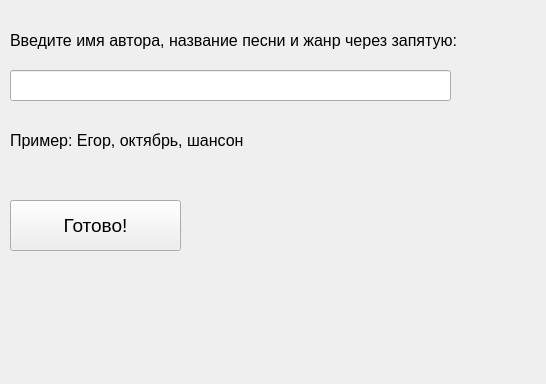
First picture: the form in ui_files/song.ui, repository Argorp/AudioPlayer, before the edit.
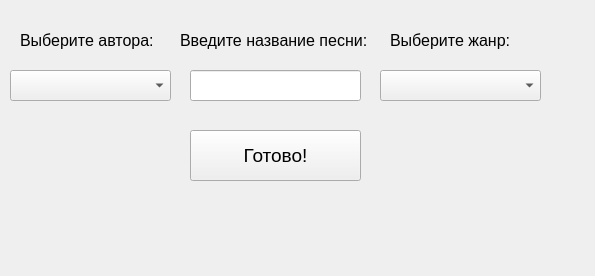
Second picture: the form after the edit.

Commit message: Переделал интерфейс

What changed in the file:
```diff
--- a/ui_files/song.ui
+++ b/ui_files/song.ui
@@ -6,8 +6,8 @@
    <rect>
     <x>0</x>
     <y>0</y>
-    <width>546</width>
-    <height>384</height>
+    <width>595</width>
+    <height>276</height>
    </rect>
   </property>
   <property name="windowTitle">
@@ -16,9 +16,9 @@
   <widget class="QLabel" name="label">
    <property name="geometry">
     <rect>
-     <x>10</x>
+     <x>180</x>
      <y>20</y>
-     <width>501</width>
+     <width>191</width>
      <height>41</height>
     </rect>
    </property>
@@ -28,15 +28,15 @@
     </font>
    </property>
    <property name="text">
-    <string>Введите имя автора, название песни и жанр через запятую:</string>
+    <string>Введите название песни:</string>
    </property>
   </widget>
   <widget class="QLineEdit" name="lineEdit">
    <property name="geometry">
     <rect>
-     <x>10</x>
+     <x>190</x>
      <y>70</y>
-     <width>441</width>
+     <width>171</width>
      <height>31</height>
     </rect>
    </property>
@@ -44,8 +44,8 @@
   <widget class="QPushButton" name="pushButton">
    <property name="geometry">
     <rect>
-     <x>10</x>
-     <y>200</y>
+     <x>190</x>
+     <y>130</y>
      <width>171</width>
      <height>51</height>
     </rect>
@@ -62,19 +62,57 @@
   <widget class="QLabel" name="label_2">
    <property name="geometry">
     <rect>
+     <x>20</x>
+     <y>20</y>
+     <width>141</width>
+     <height>41</height>
+    </rect>
+   </property>
+   <property name="font">
+    <font>
+     <pointsize>12</pointsize>
+    </font>
+   </property>
+   <property name="text">
+    <string>Выберите автора:</string>
+   </property>
+  </widget>
+  <widget class="QLabel" name="label_3">
+   <property name="geometry">
+    <rect>
+     <x>390</x>
+     <y>20</y>
+     <width>131</width>
+     <height>41</height>
+    </rect>
+   </property>
+   <property name="font">
+    <font>
+     <pointsize>12</pointsize>
+    </font>
+   </property>
+   <property name="text">
+    <string>Выберите жанр:</string>
+   </property>
+  </widget>
+  <widget class="QComboBox" name="aut_box">
+   <property name="geometry">
+    <rect>
      <x>10</x>
-     <y>120</y>
-     <width>251</width>
-     <height>41</height>
+     <y>70</y>
+     <width>161</width>
+     <height>31</height>
     </rect>
    </property>
-   <property name="font">
-    <font>
-     <pointsize>12</pointsize>
-    </font>
-   </property>
-   <property name="text">
-    <string>Пример: Егор, октябрь, шансон</string>
+  </widget>
+  <widget class="QComboBox" name="genre_box">
+   <property name="geometry">
+    <rect>
+     <x>380</x>
+     <y>70</y>
+     <width>161</width>
+     <height>31</height>
+    </rect>
    </property>
   </widget>
  </widget>
```
The commit also changes 7 other files.
